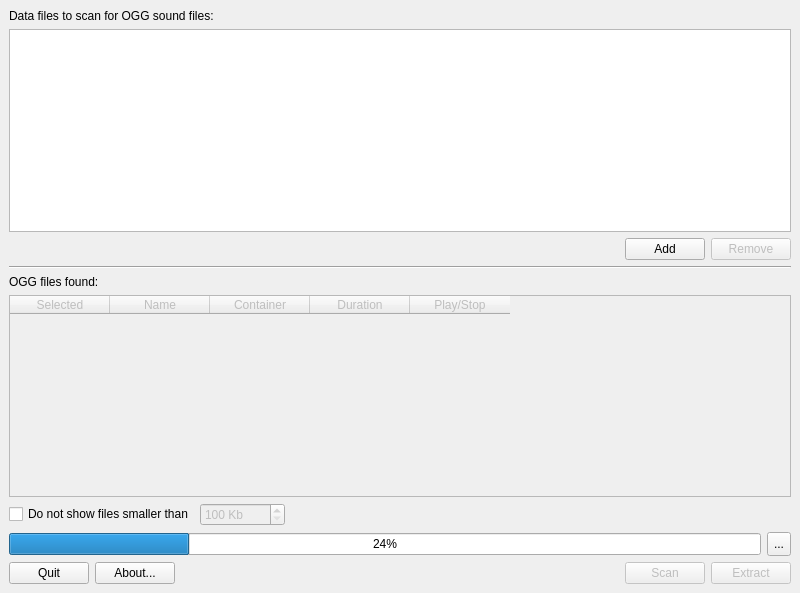
The window that OGGExtractor.ui (FelixdelasPozas/OGG-Extractor) describes before a commit, drawn with Qt 5.
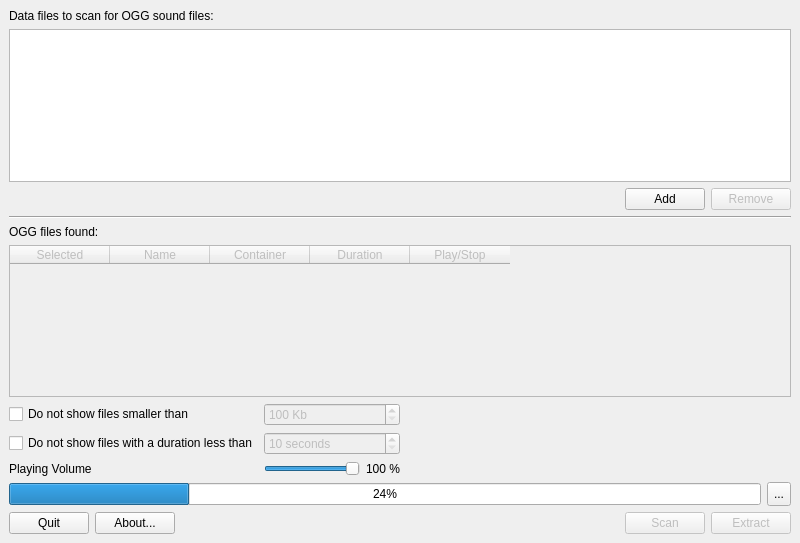
The same window after the commit. Icons and pictures are not drawn.

Patch:
```diff
--- a/OGGExtractor.ui
+++ b/OGGExtractor.ui
@@ -7,7 +7,7 @@
     <x>0</x>
     <y>0</y>
     <width>800</width>
-    <height>593</height>
+    <height>543</height>
    </rect>
   </property>
   <property name="windowTitle">
@@ -165,6 +165,8 @@
     <item>
      <layout class="QHBoxLayout" name="horizontalLayout_3">
       <item>
+       <layout class="QGridLayout" name="gridLayout">
+        <item row="0" column="0">
        <widget class="QCheckBox" name="m_size">
         <property name="toolTip">
          <string>Don't show OGG files smaller than the given size.</string>
@@ -174,8 +176,28 @@
         </property>
        </widget>
       </item>
-      <item>
-       <widget class="QSpinBox" name="m_minimum">
+        <item row="1" column="1">
+         <widget class="QSpinBox" name="m_minimumTime">
+          <property name="enabled">
+           <bool>false</bool>
+          </property>
+          <property name="suffix">
+           <string> seconds</string>
+          </property>
+          <property name="minimum">
+           <number>10</number>
+          </property>
+         </widget>
+        </item>
+        <item row="1" column="0">
+         <widget class="QCheckBox" name="m_time">
+          <property name="text">
+           <string>Do not show files with a duration less than</string>
+          </property>
+         </widget>
+        </item>
+        <item row="0" column="1">
+         <widget class="QSpinBox" name="m_minimumSize">
         <property name="enabled">
          <bool>false</bool>
         </property>
@@ -192,6 +214,45 @@
          <number>999999999</number>
         </property>
        </widget>
+        </item>
+        <item row="2" column="0">
+         <widget class="QLabel" name="label_2">
+          <property name="text">
+           <string>Playing Volume</string>
+          </property>
+         </widget>
+        </item>
+        <item row="2" column="1">
+         <layout class="QHBoxLayout" name="horizontalLayout_8">
+          <item>
+           <widget class="QSlider" name="m_volumeSlider">
+            <property name="maximumSize">
+             <size>
+              <width>100</width>
+              <height>16777215</height>
+             </size>
+            </property>
+            <property name="maximum">
+             <number>100</number>
+            </property>
+            <property name="value">
+             <number>100</number>
+            </property>
+            <property name="orientation">
+             <enum>Qt::Horizontal</enum>
+            </property>
+           </widget>
+          </item>
+          <item>
+           <widget class="QLabel" name="m_volumeLabel">
+            <property name="text">
+             <string>100 %</string>
+            </property>
+           </widget>
+          </item>
+         </layout>
+        </item>
+       </layout>
       </item>
       <item>
        <spacer name="horizontalSpacer_2">
```
Left out of the diff: 5 changed lines with no effect on the pictures. Lines whose indentation alone changed are shown as unchanged.
